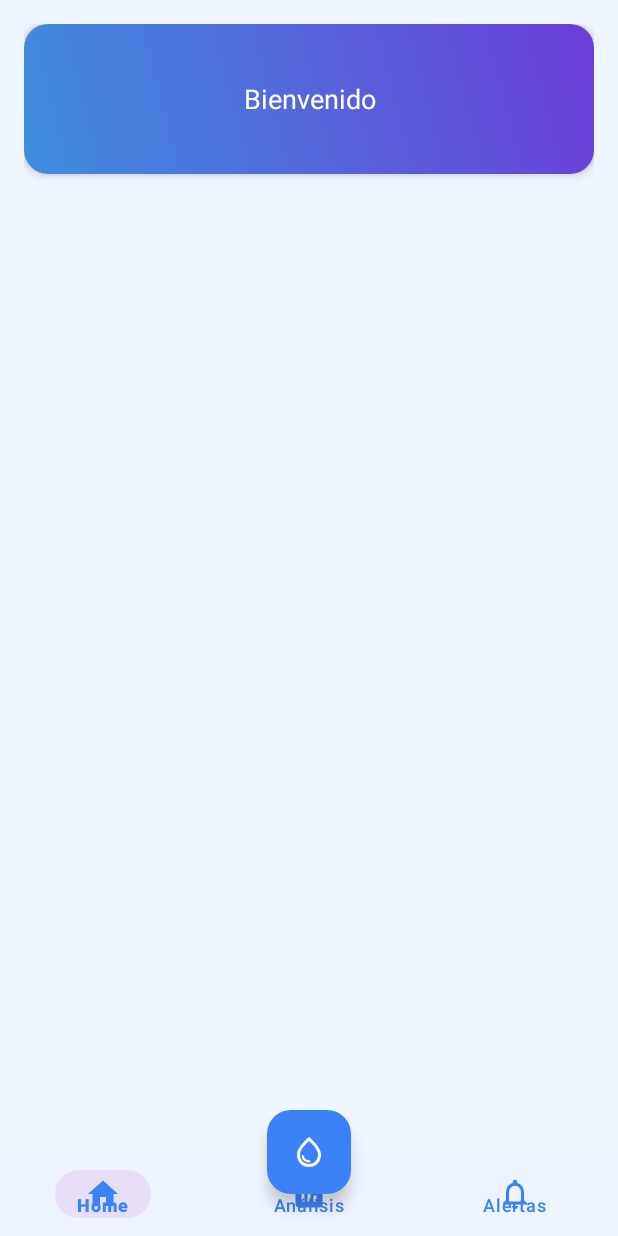
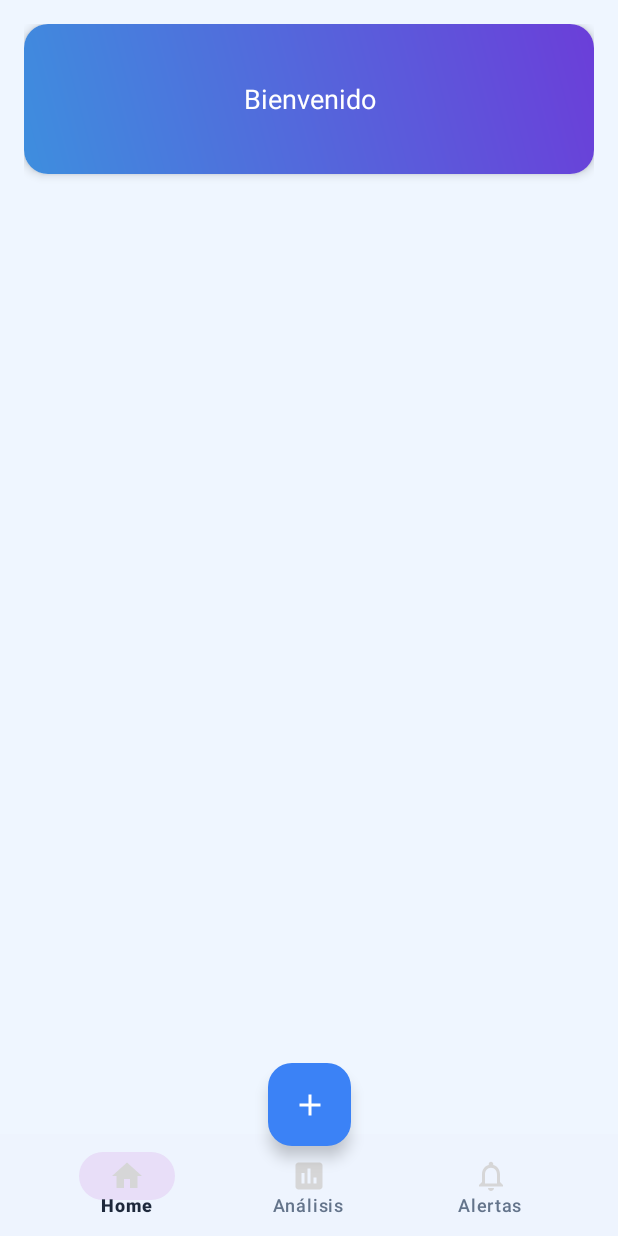
Before and after one commit to Ilde-R/HydraWare, an Android app: the screen it shows after launch (MainActivity), on a phone screen of 412 x 824 dp. Run offline under Robolectric (Android 15) with nearby library versions, the phone set to English and light mode, and no system bars; our stand-ins replace Firebase (no records; nobody signed in at launch, a user with empty details on screens opened directly).

Commit message:
Formulario y correccion del boton agregar tanque

```diff
--- a/app/src/main/java/com/app/hydraware/HomeFragment.kt
+++ b/app/src/main/java/com/app/hydraware/HomeFragment.kt
@@ -69,7 +69,7 @@ class HomeFragment : Fragment() {
 
                     val itemView = layoutInflater.inflate(R.layout.item_tanque, containerTanques, false)
 
-                    val textName = itemView.findViewById<TextView>(R.id.textTanqueName)
+                    val textName = itemView.findViewById<TextView>(R.id.textEstanqueName)
                     val textPh = itemView.findViewById<TextView>(R.id.textPhValue)
                     val textPhStatus = itemView.findViewById<TextView>(R.id.textPhStatus)
                     val textTemp = itemView.findViewById<TextView>(R.id.textTempValue)
--- a/app/src/main/java/com/app/hydraware/MainActivity.kt
+++ b/app/src/main/java/com/app/hydraware/MainActivity.kt
@@ -44,8 +44,7 @@ class MainActivity : AppCompatActivity() {
 
         // Listener para FAB
         fabCenter.setOnClickListener {
-            loadFragment(TankFragment())
-            // No actualizamos el ícono porque TankFragment no está en el menú
+            switchFragment(TankFragment())
         }
     }
 
--- a/app/src/main/res/layout/activity_main.xml
+++ b/app/src/main/res/layout/activity_main.xml
@@ -1,5 +1,5 @@
 <?xml version="1.0" encoding="utf-8"?>
-<RelativeLayout xmlns:android="http://schemas.android.com/apk/res/android"
+<androidx.coordinatorlayout.widget.CoordinatorLayout xmlns:android="http://schemas.android.com/apk/res/android"
     xmlns:app="http://schemas.android.com/apk/res-auto"
     android:layout_width="match_parent"
     android:layout_height="match_parent"
@@ -10,30 +10,35 @@
         android:id="@+id/fragment_container"
         android:layout_width="match_parent"
         android:layout_height="match_parent"
-        android:layout_above="@id/bottomNavigation" />
+        android:layout_marginBottom="68dp" >
+
+    </FrameLayout>
 
     <!-- Bottom Navigation -->
     <com.google.android.material.bottomnavigation.BottomNavigationView
         android:id="@+id/bottomNavigation"
+        style="@style/Widget.Hydraware.BottomNavigation"
         android:layout_width="match_parent"
-        android:layout_height="56dp"
-        android:layout_alignParentBottom="true"
+        android:layout_height="68dp"
+        android:layout_gravity="bottom"
         android:background="@color/surface"
-        app:itemIconTint="@color/primary"
-        app:itemTextColor="@color/primary"
+        android:paddingStart="24dp"
+        android:paddingEnd="24dp"
         app:labelVisibilityMode="labeled"
         app:menu="@menu/bottom_nav_menu" />
 
-    <!-- FAB centrado encima de la BottomNavigationView -->
     <com.google.android.material.floatingactionbutton.FloatingActionButton
         android:id="@+id/fab_center"
-        android:layout_width="64dp"
-        android:layout_height="64dp"
-        android:layout_alignParentBottom="true"
-        android:layout_centerHorizontal="true"
-        android:layout_marginBottom="28dp"
-        android:src="@drawable/ic_water_drop"
+        android:layout_width="58dp"
+        android:layout_height="55dp"
+        android:layout_marginBottom="60dp"
         android:contentDescription="Agregar tanque"
+        android:src="@drawable/ic_add"
         app:backgroundTint="@color/primary"
+        app:layout_anchor="@+id/fragment_container"
+        app:layout_anchorGravity="bottom|center"
         app:tint="@color/color_on_primary" />
-</RelativeLayout>
+
+    <!-- FAB centrado encima de la BottomNavigationView -->
+
+</androidx.coordinatorlayout.widget.CoordinatorLayout>
--- a/app/src/main/res/layout/fragment_home.xml
+++ b/app/src/main/res/layout/fragment_home.xml
@@ -6,6 +6,7 @@
     android:layout_height="match_parent"
     android:fillViewport="true"
     android:padding="16dp"
+    android:paddingBottom="100dp"
     android:scrollbars="none">
 
     <RelativeLayout
--- a/app/src/main/res/layout/item_tanque.xml
+++ b/app/src/main/res/layout/item_tanque.xml
@@ -34,14 +34,14 @@
 
             <!-- Nombre -->
             <TextView
-                android:id="@+id/textTanqueName"
+                android:id="@+id/textEstanqueName"
                 android:layout_width="wrap_content"
                 android:layout_height="wrap_content"
                 android:text="Estanque 1"
                 android:textStyle="bold"
-                android:textSize="16sp"
+                android:textSize="20sp"
                 android:layout_gravity="center_horizontal"
-                android:paddingBottom="12dp" />
+                android:paddingBottom="14dp" />
 
             <!-- Datos pH y temperatura -->
             <LinearLayout
@@ -59,7 +59,7 @@
                     <TextView
                         android:layout_width="wrap_content"
                         android:layout_height="wrap_content"
-                        android:text="Nivel pH"
+                        android:text="Nivel Ph"
                         android:textStyle="bold"
                         android:paddingBottom="4dp" />
 
@@ -177,7 +177,7 @@
                     android:layout_weight="1"
                     android:layout_height="wrap_content"
                     android:text="Eliminar"
-                    android:textColor="@android:color/holo_red_dark"
+                    android:textColor="@android:color/white"
                     android:textSize="12sp"
                     android:paddingVertical="6dp" />
             </LinearLayout>
--- a/app/src/main/res/values/themes.xml
+++ b/app/src/main/res/values/themes.xml
@@ -56,4 +56,27 @@
         <item name="cardElevation">4dp</item>
         <item name="cornerRadius">16dp</item>
     </style>
+
+    <!-- Estilo personalizado para BottomNavigationView -->
+    <style name="Widget.Hydraware.BottomNavigation" parent="Widget.Material3.BottomNavigationView">
+        <item name="itemIconSize">24dp</item>
+        <item name="itemIconTint">@color/bottom_nav_item_color</item>
+        <item name="itemTextAppearanceActive">@style/TextAppearance.Hydraware.BottomNavigation.Active</item>
+        <item name="itemTextAppearanceInactive">@style/TextAppearance.Hydraware.BottomNavigation.Inactive</item>
+        <item name="itemRippleColor">@color/primary_variant</item>
+    </style>
+
+    <!-- Estilo para texto activo en BottomNavigation -->
+    <style name="TextAppearance.Hydraware.BottomNavigation.Active" parent="TextAppearance.Material3.LabelSmall">
+        <item name="android:textSize">12sp</item>
+        <item name="android:textColor">@color/primary</item>
+        <item name="android:fontFamily">sans-serif-medium</item>
+    </style>
+
+    <!-- Estilo para texto inactivo en BottomNavigation -->
+    <style name="TextAppearance.Hydraware.BottomNavigation.Inactive" parent="TextAppearance.Material3.LabelSmall">
+        <item name="android:textSize">12sp</item>
+        <item name="android:textColor">@color/on_surface_variant</item>
+        <item name="android:fontFamily">sans-serif</item>
+    </style>
 </resources>
```
